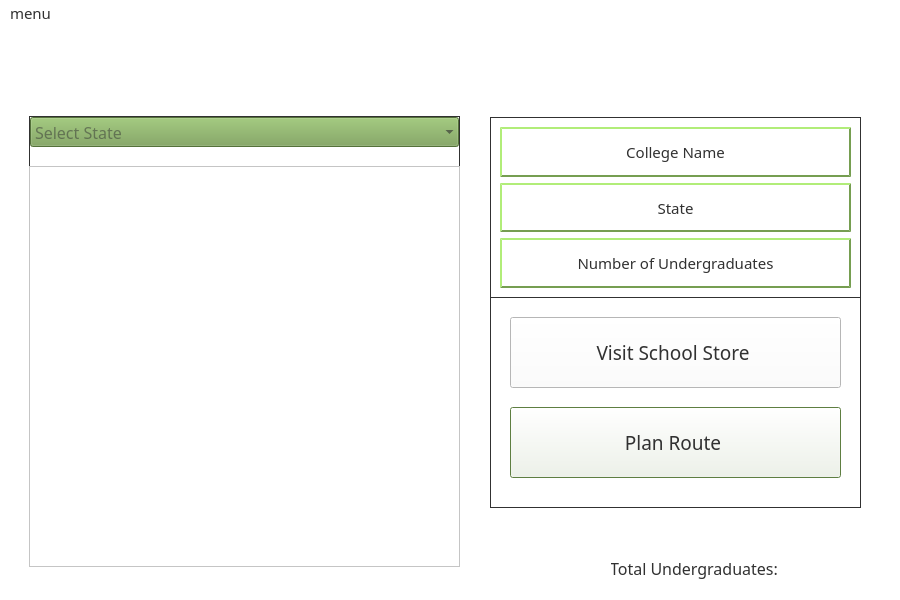
First picture: the form in mainwindow.ui, repository DannyCamacho/CollegeConnect, before the edit.
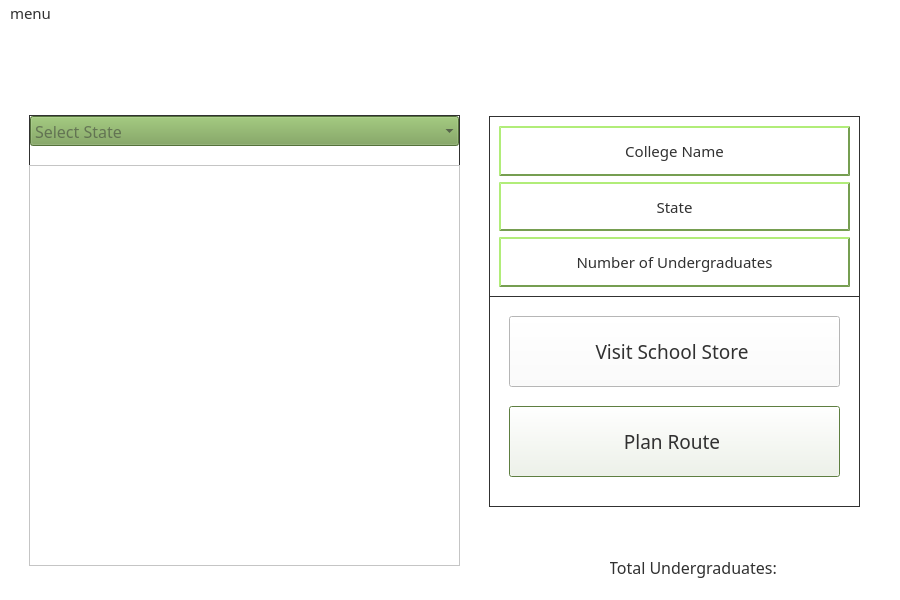
Second picture: the form after the edit. Icons and pictures are not drawn.

Commit message: change of position of stackedWidget

```diff
--- a/mainwindow.ui
+++ b/mainwindow.ui
@@ -47,17 +47,17 @@
     <property name="geometry">
      <rect>
       <x>-1</x>
-      <y>-21</y>
+      <y>-1</y>
       <width>901</width>
-      <height>601</height>
+      <height>581</height>
      </rect>
     </property>
     <widget class="QWidget" name="page_1">
      <widget class="QFrame" name="info_right_frame">
       <property name="geometry">
        <rect>
-        <x>491</x>
-        <y>111</y>
+        <x>490</x>
+        <y>90</y>
         <width>371</width>
         <height>391</height>
        </rect>
@@ -278,8 +278,8 @@
      <widget class="QFrame" name="undergrad_frame">
       <property name="geometry">
        <rect>
-        <x>611</x>
-        <y>521</y>
+        <x>610</x>
+        <y>500</y>
         <width>291</width>
         <height>80</height>
        </rect>
@@ -348,7 +348,7 @@
       <property name="geometry">
        <rect>
         <x>30</x>
-        <y>21</y>
+        <y>0</y>
         <width>361</width>
         <height>81</height>
        </rect>
@@ -364,7 +364,7 @@
       <property name="geometry">
        <rect>
         <x>30</x>
-        <y>110</y>
+        <y>89</y>
         <width>431</width>
         <height>451</height>
        </rect>
```
